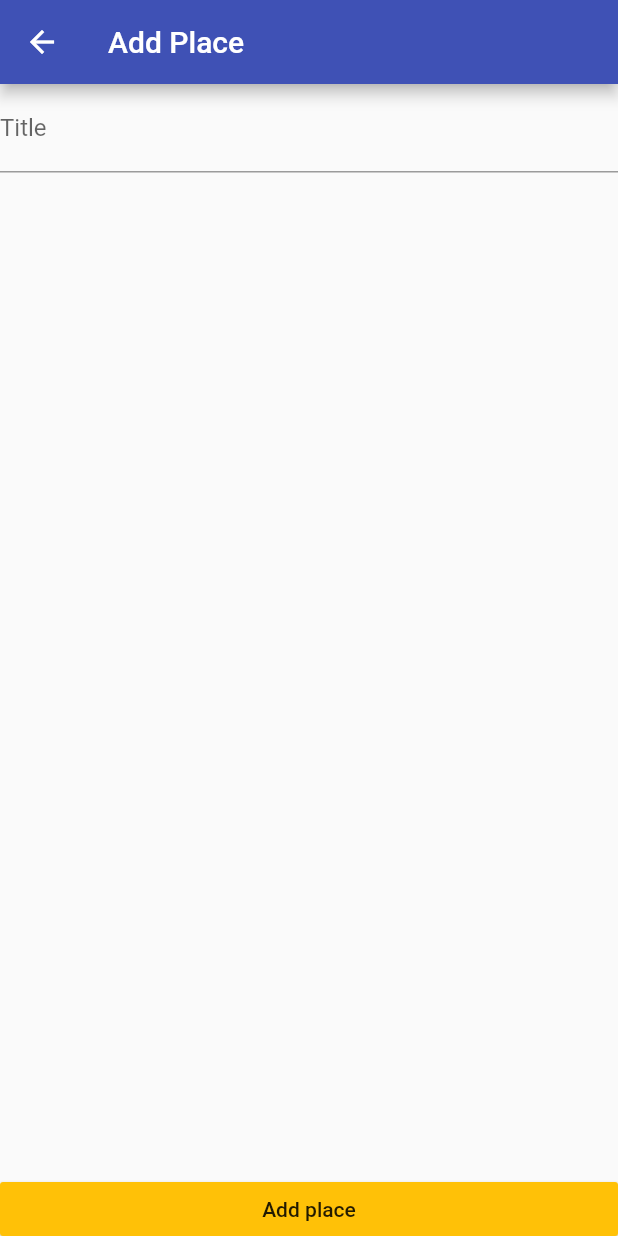
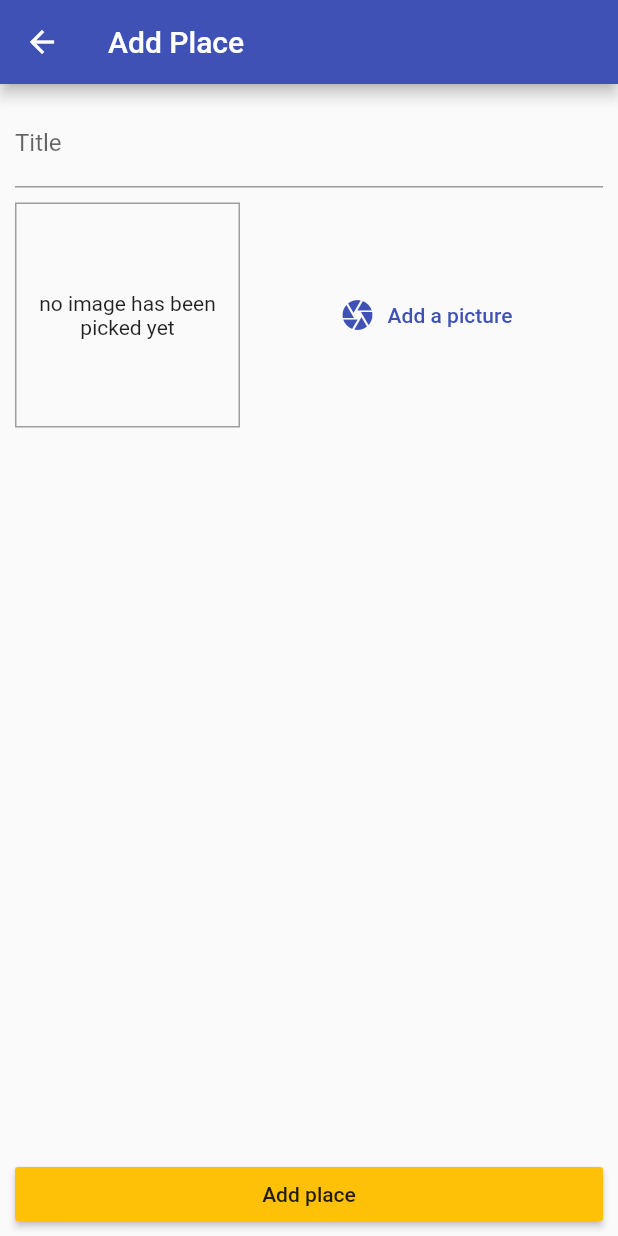
Before and after one commit to khaled-alghamdi97/Great-Places-app, a Flutter app: the screen it shows after launch, after a tap on the "add" icon, on a phone screen of 412 x 824 dp. Run offline on Flutter 3.47's test engine with Material 2 defaults, Android fonts, the phone set to English and light mode, and no system bars; our stand-ins replace image_picker, sqflite; accounts and stored records are empty.

Commit message:
adding project files

```diff
--- a/lib/pages/add_places_page.dart
+++ b/lib/pages/add_places_page.dart
@@ -1,9 +1,33 @@
+import 'dart:io';
+
+import 'package:GreatPlaces/providers/greate_places.dart';
+import 'package:GreatPlaces/widgets/image_input.dart';
 import 'package:flutter/material.dart';
+import 'package:provider/provider.dart';
 
-class AddPlacesPage extends StatelessWidget {
+class AddPlacesPage extends StatefulWidget {
   static const routName = "/add-place-page";
 
+  @override
+  _AddPlacesPageState createState() => _AddPlacesPageState();
+}
+
+class _AddPlacesPageState extends State<AddPlacesPage> {
   var _titleTextController = TextEditingController();
+  File pickedImage;
+
+  void _selectImage(File chosenImage) {
+    pickedImage = chosenImage;
+  }
+
+  void _addPlace() {
+    if (_titleTextController.text.isEmpty || pickedImage == null) {
+      return;
+    }
+    Provider.of<GreatPlaces>(context, listen: false)
+        .addPlace(_titleTextController.text, pickedImage);
+    Navigator.of(context).pop();
+  }
 
   @override
   Widget build(BuildContext context) {
@@ -11,7 +35,9 @@ class AddPlacesPage extends StatelessWidget {
       appBar: AppBar(
         title: Text("Add Place"),
       ),
-      body: Column(
+      body: Padding(
+        padding: EdgeInsets.all(10),
+        child: Column(
           crossAxisAlignment: CrossAxisAlignment.stretch,
           children: [
             Expanded(
@@ -23,17 +49,19 @@ class AddPlacesPage extends StatelessWidget {
                 ),
                 SizedBox(
                   height: 10,
-              )
+                ),
+                ImageInput(_selectImage)
               ],
             )),
             RaisedButton(
               materialTapTargetSize: MaterialTapTargetSize.shrinkWrap,
-            onPressed: () {},
+              onPressed: _addPlace,
               child: Text("Add place"),
               color: Theme.of(context).accentColor,
             )
           ],
         ),
+      ),
     );
   }
 }
--- a/lib/pages/places_list_page.dart
+++ b/lib/pages/places_list_page.dart
@@ -1,3 +1,6 @@
+import 'package:GreatPlaces/providers/greate_places.dart';
+import 'package:provider/provider.dart';
+
 import '../pages/add_places_page.dart';
 import 'package:flutter/material.dart';
 
@@ -17,9 +20,21 @@ class PlacesList extends StatelessWidget {
                     }))
           ],
         ),
-      body: Center(
-        child: Text("page list screen"),
+        body: Consumer<GreatPlaces>(
+          child: Center(
+            child: Text("there is no place taken yet"),
           ),
-    );
+          builder: (ctx, value, ch) => value.place.length <= 0
+              ? ch
+              : ListView.builder(
+                  itemCount: value.place.length,
+                  itemBuilder: (context, index) => ListTile(
+                    leading: CircleAvatar(
+                      backgroundImage: FileImage(value.place[index].image),
+                    ),
+                    title: Text(value.place[index].name),
+                  ),
+                ),
+        ));
   }
 }
--- a/lib/providers/greate_places.dart
+++ b/lib/providers/greate_places.dart
@@ -1,3 +1,6 @@
+import 'dart:io';
+
+import 'package:GreatPlaces/helpers/db_helper.dart';
 import 'package:GreatPlaces/model/place.dart';
 import 'package:flutter/cupertino.dart';
 
@@ -7,4 +10,20 @@ class GreatPlaces with ChangeNotifier {
   List<Place> get place {
     return [..._items];
   }
+
+  void addPlace(String title, File pickedFile) {
+    final newPlace = Place(
+        id: DateTime.now().toString(),
+        name: title,
+        location: null,
+        image: pickedFile);
+
+    _items.add(newPlace);
+    notifyListeners();
+    DBHelper.insert("places", {
+      "id": newPlace.id,
+      "title": newPlace.name,
+      "image": newPlace.image.path
+    });
+  }
 }
--- a/lib/widgets/image_input.dart
+++ b/lib/widgets/image_input.dart
@@ -1,21 +1,73 @@
+import 'dart:io';
+
 import 'package:flutter/material.dart';
+import 'package:image_picker/image_picker.dart';
+import 'package:path/path.dart' as path;
+import 'package:path_provider/path_provider.dart' as sysPath;
 
 class ImageInput extends StatefulWidget {
   @override
   _ImageInputState createState() => _ImageInputState();
+
+  final Function selectAnImage;
+  ImageInput(this.selectAnImage);
 }
 
 class _ImageInputState extends State<ImageInput> {
+  File _storedImage;
+  Future<void> _pickAnImage() async {
+    final imagePicker = ImagePicker();
+
+    final image =
+        await imagePicker.getImage(source: ImageSource.camera, maxWidth: 600);
+
+    final imageFile = File(image.path);
+
+    setState(() {
+      _storedImage = imageFile;
+    });
+
+    final appDocDir = await sysPath.getApplicationDocumentsDirectory();
+
+    final fileName = path.basename(imageFile.path);
+
+    final imagePicked = await imageFile.copy("${appDocDir.path}/${fileName}");
+    widget.selectAnImage(imagePicked);
+  }
+
   @override
   Widget build(BuildContext context) {
-    return Row(
-      children: [
-        Container(
-          width: 150,
-          height: 150,
-          decoration: BoxDecoration(color: Colors.grey),
-        )
-      ],
-    );
+    return Row(children: [
+      Container(
+        width: 150,
+        height: 150,
+        decoration: BoxDecoration(
+          border: Border.all(width: 1, color: Colors.grey),
+        ),
+        child: _storedImage != null
+            ? Image.file(
+                _storedImage,
+                fit: BoxFit.cover,
+                width: double.infinity,
+              )
+            : Text(
+                "no image has been picked yet",
+                textAlign: TextAlign.center,
+              ),
+        alignment: Alignment.center,
+      ),
+      SizedBox(
+        width: 10,
+      ),
+      Expanded(
+        child: FlatButton.icon(
+            textColor: Theme.of(context).primaryColor,
+            onPressed: _pickAnImage,
+            label: Text(
+              "Add a picture",
+            ),
+            icon: Icon(Icons.camera)),
+      )
+    ]);
   }
 }
--- a/pubspec.yaml
+++ b/pubspec.yaml
@@ -24,6 +24,10 @@ dependencies:
   flutter:
     sdk: flutter
   provider: ^4.3.2+2
+  image_picker: ^0.6.7+11
+  path_provider: ^1.6.18
+  path: ^1.7.0
+  sqflite: ^1.3.1+1
 
   # The following adds the Cupertino Icons font to your application.
   # Use with the CupertinoIcons class for iOS style icons.
```
Also changed, not shown: lib/helpers/db_helper.dart (added, +16 -0 lines), pubspec.lock, 2 other files. Lines whose indentation alone changed are shown as unchanged.
